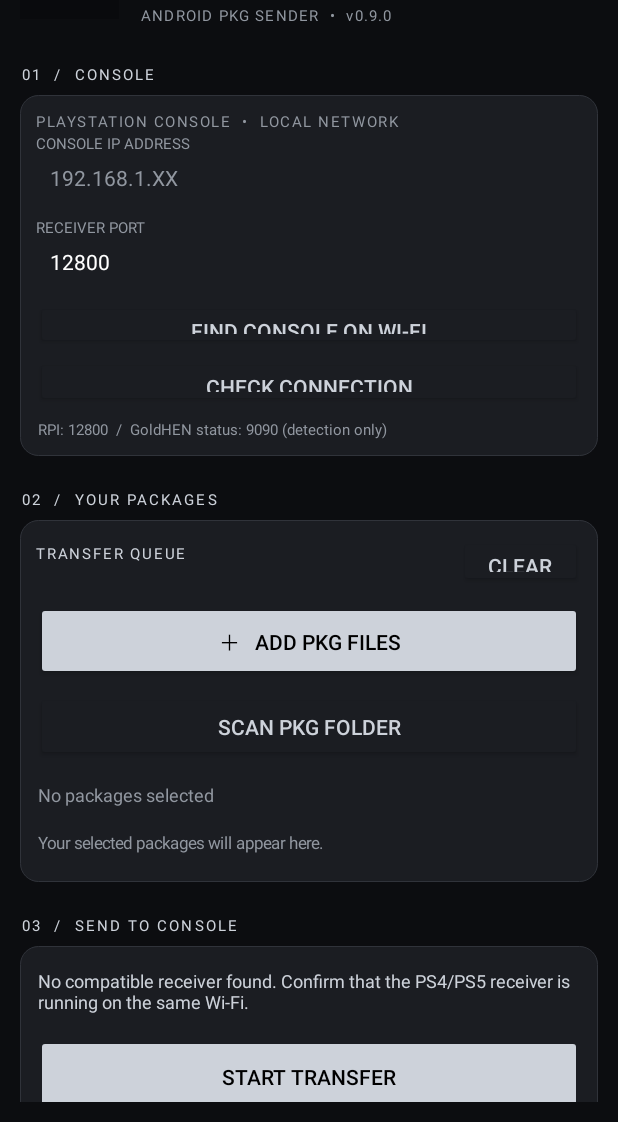
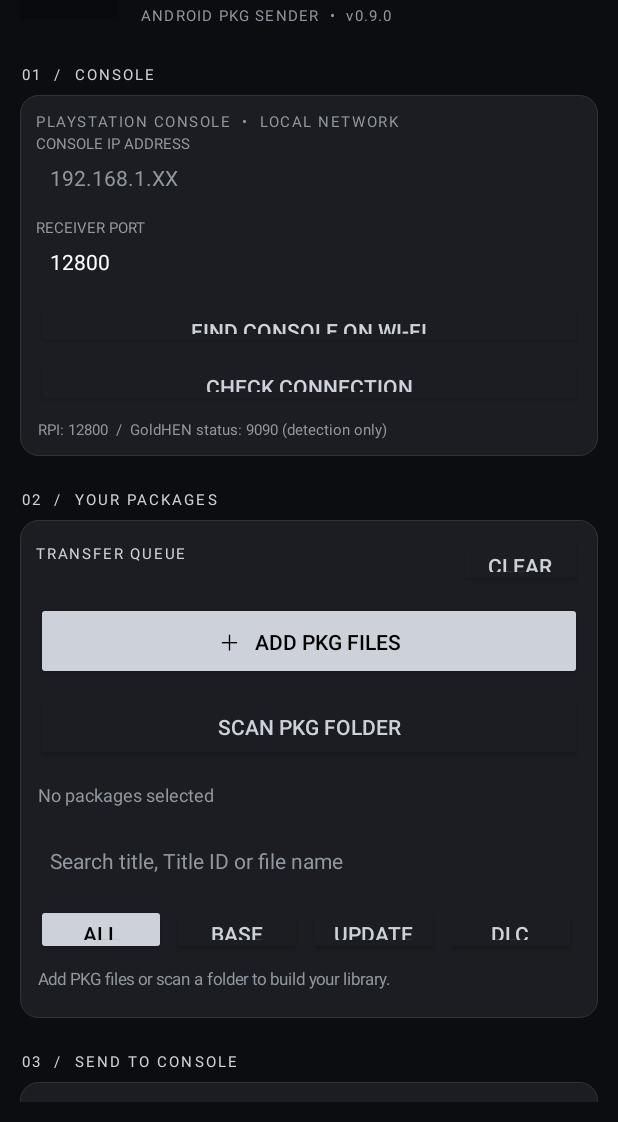
Before and after one commit to XPANGWAN/XPD-Direct-Install, an Android app: the screen it shows after launch (MainActivity), after a tap on "FIND CONSOLE ON WI-FI", on a phone screen of 412 x 824 dp, the part 114-1236 px from its top. Run offline under Robolectric (Android 15) with nearby library versions, the phone set to English and light mode, and no system bars.

Commit message:
Add package library search, type filters and queue reordering

```diff
--- a/app/src/main/java/com/xpd/directinstall/MainActivity.kt
+++ b/app/src/main/java/com/xpd/directinstall/MainActivity.kt
@@ -27,9 +27,9 @@ class MainActivity : Activity() {
  private val panel=Color.rgb(27,29,34); private val bg=Color.rgb(12,13,16)
  private val files=mutableListOf<PkgEntry>(); private val served=ConcurrentHashMap<String,Long>()
  private var server:PkgHttpServer?=null; private lateinit var ip:EditText; private lateinit var port:EditText
- private lateinit var status:TextView; private lateinit var fileInfo:TextView; private lateinit var queue:LinearLayout
+ private lateinit var status:TextView; private lateinit var fileInfo:TextView; private lateinit var queue:LinearLayout; private lateinit var queueSearch:EditText
  private lateinit var send:Button; private lateinit var check:Button; private lateinit var clear:Button; private lateinit var stopServerButton:Button; private lateinit var serverInfo:TextView
- private var busy=false
+ private var busy=false; private var filterRole="ALL"
  override fun onCreate(savedInstanceState:Bundle?){super.onCreate(savedInstanceState);window.statusBarColor=bg;window.navigationBarColor=bg;window.decorView.systemUiVisibility=View.SYSTEM_UI_FLAG_LIGHT_STATUS_BAR.inv();buildUi();server=TransferRuntime.server;stopServerButton.isEnabled=server!=null;restoreState()}
  private fun buildUi(){
   val root=LinearLayout(this).apply{orientation=1;setPadding(20,22,20,20);setBackgroundColor(bg)}
@@ -63,6 +63,17 @@ class MainActivity : Activity() {
   packages.addView(button("＋   ADD PKG FILES",true){chooseFiles()},lp(-1,dp(52)).apply{topMargin=dp(10)})
   packages.addView(button("SCAN PKG FOLDER"){chooseFolder()},lp(-1,dp(46)).apply{topMargin=dp(8)})
   fileInfo=label("No packages selected",12f,muted).apply{setPadding(2,dp(14),2,dp(8))};packages.addView(fileInfo)
+  queueSearch=field("Search title, Title ID or file name",false).apply{addTextChangedListener(object:android.text.TextWatcher{
+   override fun beforeTextChanged(s:CharSequence?,start:Int,count:Int,after:Int){}
+   override fun onTextChanged(s:CharSequence?,start:Int,before:Int,count:Int){refreshQueue()}
+   override fun afterTextChanged(s:android.text.Editable?){}
+  })}
+  packages.addView(queueSearch,lp(-1,dp(44)).apply{topMargin=dp(6)})
+  val filterRow=LinearLayout(this).apply{orientation=0}
+  listOf("ALL","BASE","UPDATE","DLC").forEach{tag->
+   filterRow.addView(button(tag,tag=="ALL"){filterRole=tag;refreshQueue()},LinearLayout.LayoutParams(0,dp(34),1f).apply{rightMargin=dp(4);topMargin=dp(7)})
+  }
+  packages.addView(filterRow)
   queue=LinearLayout(this).apply{orientation=1};queue.addView(label("Choose one or more PKG files to build your queue.",11f,muted).apply{setPadding(2,dp(8),2,dp(8))});packages.addView(queue)
   body.addView(packages,lp(-1,-2).apply{bottomMargin=dp(22)})
   body.addView(sectionHeader("03  /  SEND TO CONSOLE"))
@@ -314,10 +325,18 @@ class MainActivity : Activity() {
   }catch(_:Exception){null}
  }
  private fun refreshQueue(){
-  fileInfo.text=if(files.isEmpty())"No packages selected" else "${files.size} package(s) selected"
+  val query=if(::queueSearch.isInitialized)queueSearch.text.toString().trim().lowercase(Locale.ROOT)else ""
+  val visible=files.withIndex().filter{(_,entry)->
+   val meta=entry.metadata
+   val roleOk=when(filterRole){"BASE"->meta!=null&&!meta.isDlc&&!meta.isUpdate;"UPDATE"->meta?.isUpdate==true;"DLC"->meta?.isDlc==true;else->true}
+   val searchOk=query.isBlank()||listOf(entry.name,meta?.displayTitle.orEmpty(),meta?.titleId.orEmpty(),meta?.contentId.orEmpty()).any{it.lowercase(Locale.ROOT).contains(query)}
+   roleOk&&searchOk
+  }
+  fileInfo.text=if(files.isEmpty())"No packages selected" else "${files.size} package(s) • showing ${visible.size}"
   queue.removeAllViews()
-  if(files.isEmpty()){queue.addView(label("Your selected packages will appear here.",11f,muted).apply{setPadding(2,dp(8),2,dp(8))})}
-  files.forEachIndexed{i,f->
+  if(files.isEmpty()){queue.addView(label("Add PKG files or scan a folder to build your library.",11f,muted).apply{setPadding(2,dp(8),2,dp(8))})}
+  else if(visible.isEmpty()){queue.addView(label("No packages match this search or filter.",11f,muted).apply{setPadding(2,dp(8),2,dp(8))})}
+  visible.forEach{(index,f)->
    val row=LinearLayout(this).apply{orientation=1;setPadding(dp(12),dp(10),dp(12),dp(10));background=android.graphics.drawable.GradientDrawable().apply{setColor(Color.rgb(19,21,25));cornerRadius=dp(12).toFloat();setStroke(1,Color.rgb(45,48,55))}}
    val meta=f.metadata
    val top=LinearLayout(this).apply{orientation=0;gravity=Gravity.CENTER_VERTICAL}
@@ -334,7 +353,11 @@ class MainActivity : Activity() {
    row.addView(label("${f.name}  •  ${sizeText(f.size)}  •  served ${pct}%",10f,muted).apply{setPadding(0,dp(7),0,0);maxLines=2})
    val progress=ProgressBar(this,null,android.R.attr.progressBarStyleHorizontal).apply{max=100;this.progress=pct;progressTintList=android.content.res.ColorStateList.valueOf(silver);progressBackgroundTintList=android.content.res.ColorStateList.valueOf(Color.rgb(48,51,58))}
    row.addView(progress,lp(-1,dp(5)).apply{topMargin=dp(8)})
-   row.addView(button("REMOVE"){if(!busy){files.removeAll{it.id==f.id};served.remove(f.id);refreshQueue();saveState()}},lp(dp(88),dp(32)).apply{topMargin=dp(8)})
+   val actions=LinearLayout(this).apply{orientation=0;gravity=Gravity.END}
+   actions.addView(button("UP"){if(!busy&&index>0){Collections.swap(files,index,index-1);refreshQueue();saveState()}}.apply{isEnabled=!busy&&index>0},lp(dp(64),dp(32)).apply{rightMargin=dp(6)})
+   actions.addView(button("DOWN"){if(!busy&&index<files.lastIndex){Collections.swap(files,index,index+1);refreshQueue();saveState()}}.apply{isEnabled=!busy&&index<files.lastIndex},lp(dp(72),dp(32)).apply{rightMargin=dp(6)})
+   actions.addView(button("REMOVE"){if(!busy){files.removeAll{it.id==f.id};served.remove(f.id);refreshQueue();saveState()}},lp(dp(88),dp(32)))
+   row.addView(actions,lp(-1,dp(34)).apply{topMargin=dp(8)})
    queue.addView(row,lp(-1,-2).apply{topMargin=dp(7)})
   }
   send.isEnabled=files.isNotEmpty()&&!busy;clear.isEnabled=!busy
```
